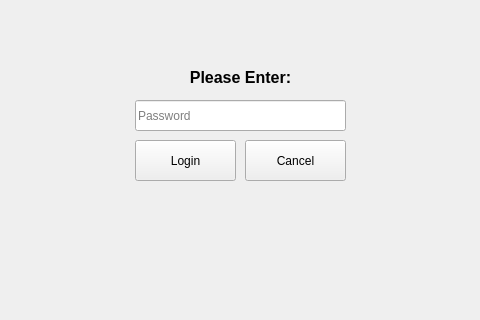
joeyCampbelll/CS1D-Project-2, file StadiumTourProject/mainwindow.ui: the form before one commit; both pictures show x 159 to 639 and y 140 to 460 of the 800 by 583 pixel window.
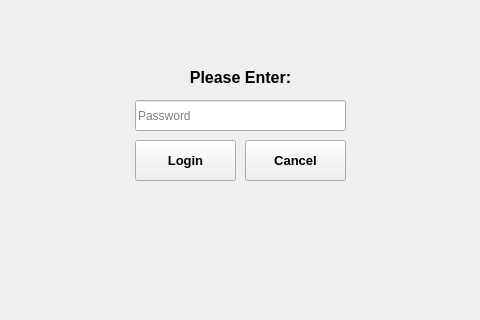
The form after the commit. The open tabs and pages were chosen to show the change.

```diff
--- a/StadiumTourProject/mainwindow.ui
+++ b/StadiumTourProject/mainwindow.ui
@@ -221,6 +221,13 @@
         <height>41</height>
        </rect>
       </property>
+      <property name="font">
+       <font>
+        <pointsize>10</pointsize>
+        <weight>75</weight>
+        <bold>true</bold>
+       </font>
+      </property>
       <property name="text">
        <string>Cancel</string>
       </property>
@@ -234,6 +241,13 @@
         <height>41</height>
        </rect>
       </property>
+      <property name="font">
+       <font>
+        <pointsize>10</pointsize>
+        <weight>75</weight>
+        <bold>true</bold>
+       </font>
+      </property>
       <property name="text">
        <string>Login</string>
       </property>
```
Left out of the diff: 4 changed lines with no effect on the pictures.
